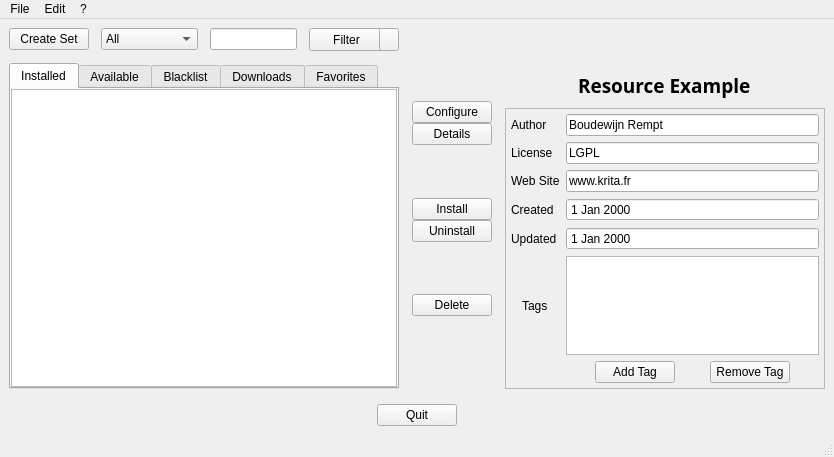
KDE/krita, file krita/plugins/paintops/resourcemanager/KoResourceManagerWidget.ui: the form before one commit.
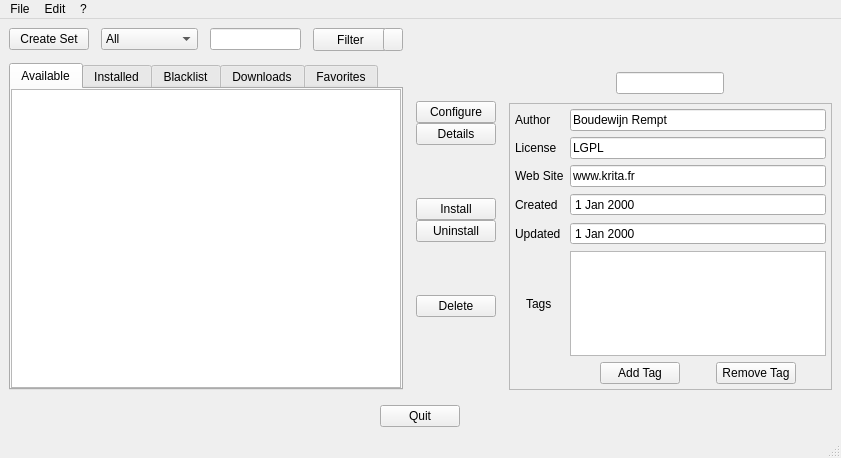
The form after the commit.

Commit message: Updating resource manager with new selection system and other functionalities.

Patch:
```diff
--- a/krita/plugins/paintops/resourcemanager/KoResourceManagerWidget.ui
+++ b/krita/plugins/paintops/resourcemanager/KoResourceManagerWidget.ui
@@ -6,8 +6,8 @@
    <rect>
     <x>0</x>
     <y>0</y>
-    <width>834</width>
-    <height>457</height>
+    <width>841</width>
+    <height>458</height>
    </rect>
   </property>
   <property name="windowTitle">
@@ -160,7 +160,7 @@
           </property>
           <widget class="QWidget" name="tab">
            <attribute name="title">
-            <string>Installed</string>
+            <string>Available</string>
            </attribute>
            <layout class="QVBoxLayout" name="verticalLayout_5">
             <property name="leftMargin">
@@ -201,7 +201,7 @@
           </widget>
           <widget class="QWidget" name="tab_2">
            <attribute name="title">
-            <string>Available</string>
+            <string>Installed</string>
            </attribute>
            <layout class="QVBoxLayout" name="verticalLayout_6">
             <property name="leftMargin">
@@ -609,20 +609,12 @@
            </item>
           </layout>
          </item>
-         <item alignment="Qt::AlignHCenter">
-          <widget class="QLabel" name="label_2">
-           <property name="font">
-            <font>
-             <family>Arial Black</family>
-             <pointsize>14</pointsize>
-             <weight>75</weight>
-             <bold>true</bold>
-            </font>
-           </property>
-           <property name="text">
-            <string>Resource Example</string>
-           </property>
-          </widget>
+         <item>
+          <layout class="QHBoxLayout" name="horizontalLayout_4">
+           <item alignment="Qt::AlignHCenter">
+            <widget class="QLineEdit" name="lineEdit_5"/>
+           </item>
+          </layout>
          </item>
          <item>
           <widget class="QScrollArea" name="scrollArea">
@@ -634,8 +626,8 @@
              <rect>
               <x>0</x>
               <y>0</y>
-              <width>320</width>
-              <height>268</height>
+              <width>324</width>
+              <height>267</height>
              </rect>
             </property>
             <layout class="QGridLayout" name="gridLayout_3">
@@ -666,6 +658,16 @@
                <property name="specialValueText">
                 <string/>
                </property>
+               <property name="dateTime">
+                <datetime>
+                 <hour>0</hour>
+                 <minute>0</minute>
+                 <second>0</second>
+                 <year>2000</year>
+                 <month>1</month>
+                 <day>1</day>
+                </datetime>
+               </property>
               </widget>
              </item>
              <item row="0" column="1">
@@ -829,7 +831,7 @@
     <rect>
      <x>0</x>
      <y>0</y>
-     <width>834</width>
+     <width>841</width>
      <height>20</height>
     </rect>
    </property>
```
The commit also changes 13 other files.
